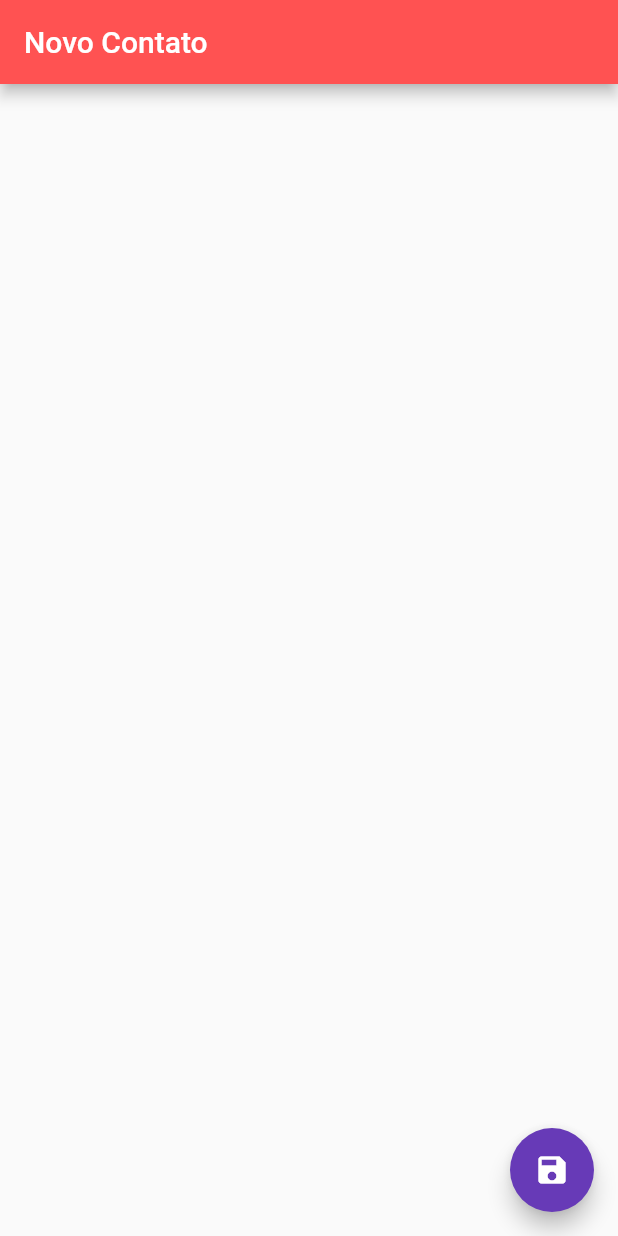
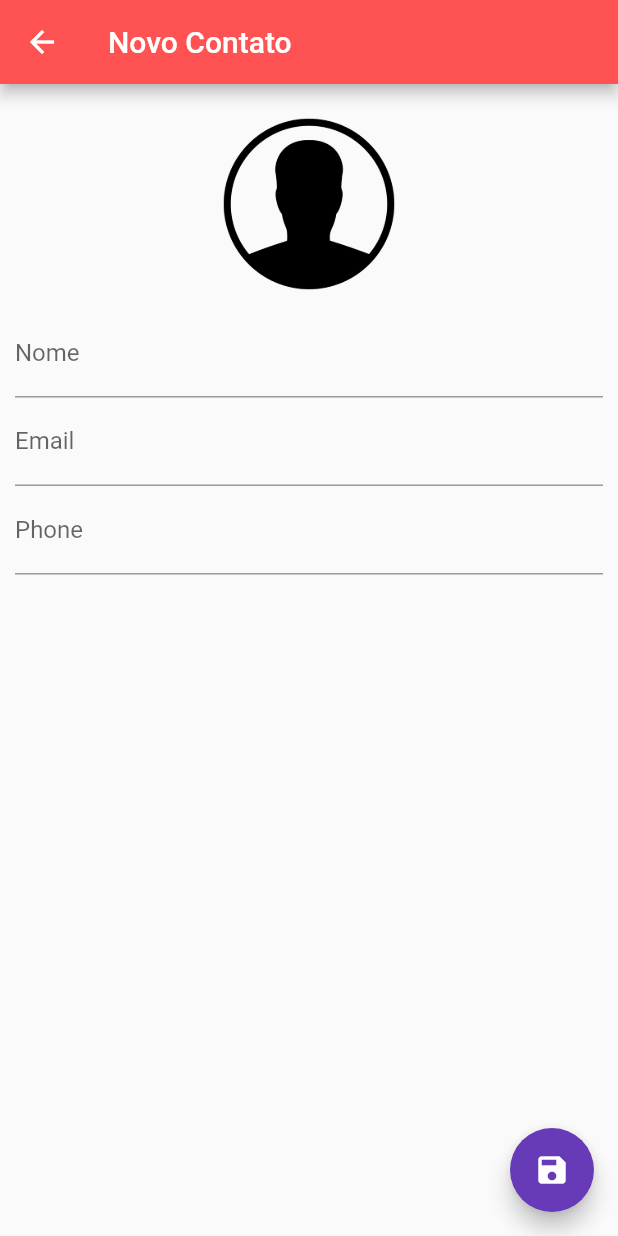
Before and after one commit to ThalesAlmeida/FlutterContact, a Flutter app: the ContactPage screen opened directly, on a phone screen of 412 x 824 dp. Run offline on Flutter 3.47's test engine with Material 2 defaults, Android fonts, the phone set to English and light mode, and no system bars; our stand-ins replace sqflite; accounts and stored records are empty.

```diff
--- a/lib/main.dart
+++ b/lib/main.dart
@@ -4,7 +4,7 @@ import 'package:contatos/ui/home_page.dart';
 
 void main(){
   runApp(MaterialApp(
-    home: ContactPage(),
+    home: HomePage(),
     debugShowCheckedModeBanner: false,
   ));
 }
--- a/lib/ui/contact_page.dart
+++ b/lib/ui/contact_page.dart
@@ -1,3 +1,5 @@
+import 'dart:io';
+
 import 'package:contatos/helpers/contact_helper.dart';
 import 'package:flutter/material.dart';
 
@@ -11,7 +13,10 @@ class ContactPage extends StatefulWidget {
 }
 
 class _ContactPageState extends State<ContactPage> {
-
+  final _nameController = TextEditingController();
+  final _emailController = TextEditingController();
+  final _phoneController = TextEditingController();
+  bool _userEdited = false;
   Contact _editedContact;
 
   @override
@@ -19,13 +24,16 @@ class _ContactPageState extends State<ContactPage> {
     // TODO: implement initState
     super.initState();
 
-    if (widget.contact == null){
+    if (widget.contact == null) {
       _editedContact = Contact();
-    }else{
+    } else {
       _editedContact = Contact.fromMap(widget.contact.toMap());
+
+      _nameController.text = _editedContact.name;
+      _emailController.text = _editedContact.email;
+      _phoneController.text = _editedContact.phone;
     }
   }
-
 
   @override
   Widget build(BuildContext context) {
@@ -35,9 +43,54 @@ class _ContactPageState extends State<ContactPage> {
         title: Text(_editedContact.name ?? "Novo Contato"),
       ),
       floatingActionButton: FloatingActionButton(
-          onPressed: () {},
+        onPressed: () {},
         child: Icon(Icons.save),
         backgroundColor: Colors.deepPurple,
+      ),
+      body: SingleChildScrollView(
+        padding: EdgeInsets.all(10.0),
+        child: Column(
+          children: <Widget>[
+            GestureDetector(
+              child: Container(
+                width: 140.0,
+                height: 140.0,
+                decoration: BoxDecoration(
+                  shape: BoxShape.circle,
+                  image: DecorationImage(
+                      image: _editedContact.img != null
+                          ? FileImage(File(_editedContact.img))
+                          : AssetImage("images/person.png")),
+                ),
+              ),
+            ),
+            TextField(
+              controller: _nameController,
+              decoration: InputDecoration(labelText: "Nome"),
+              onChanged: (text) {
+                setState(() {
+                  _editedContact.name = text;
+                });
+              },
+            ),
+            TextField(
+              controller: _emailController,
+              decoration: InputDecoration(labelText: "Email"),
+              onChanged: (text) {
+                _editedContact.email = text;
+              },
+              keyboardType: TextInputType.emailAddress,
+            ),
+            TextField(
+              controller: _phoneController,
+              decoration: InputDecoration(labelText: "Phone"),
+              onChanged: (text) {
+                _editedContact.phone = text;
+              },
+              keyboardType: TextInputType.phone,
+            )
+          ],
+        ),
       ),
     );
   }
--- a/lib/ui/home_page.dart
+++ b/lib/ui/home_page.dart
@@ -93,4 +93,8 @@ class _HomePageState extends State<HomePage> {
       ),
     );
   }
+
+  void _showContactPage() {
+
+  }
 }
```
